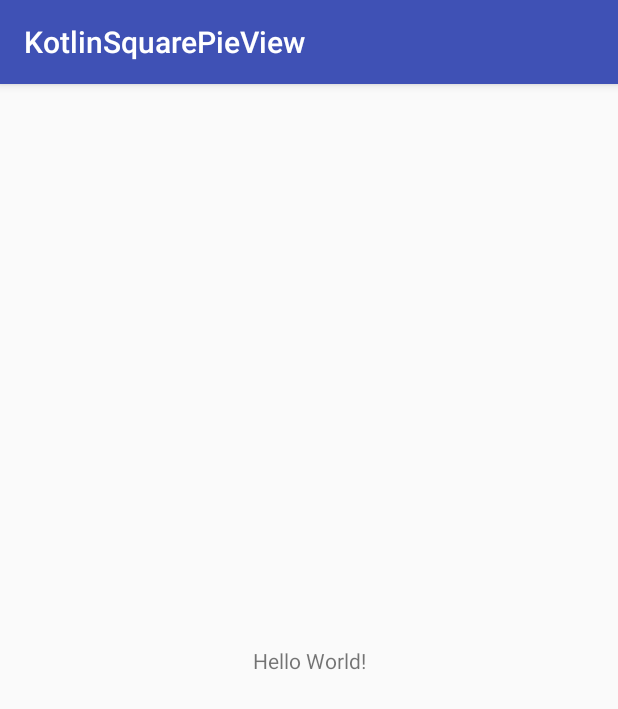
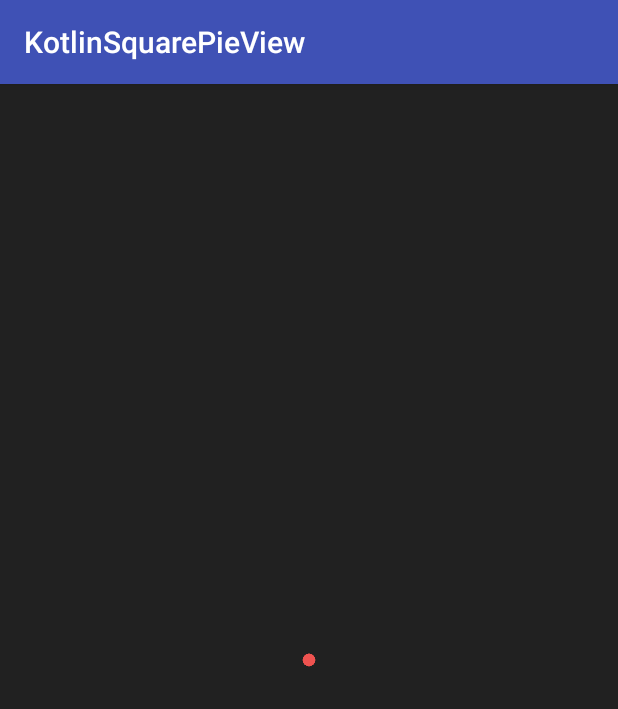
Before and after one commit to Anwesh43/KotlinSquarePieView, an Android app: the screen it shows after launch (MainActivity), on a phone screen of 412 x 824 dp. Shown: the top 709 px of the screen. Run offline under Robolectric (Android 15) with nearby library versions, the phone set to English and light mode, and no system bars.

```diff
--- a/app/build.gradle
+++ b/app/build.gradle
@@ -29,6 +29,7 @@ dependencies {
     compile 'com.android.support.constraint:constraint-layout:1.0.2'
     testCompile 'junit:junit:4.12'
     compile "org.jetbrains.kotlin:kotlin-stdlib-jre7:$kotlin_version"
+    compile project(":squarepieview")
 }
 repositories {
     mavenCentral()
--- a/app/src/main/java/ui/anwesome/com/kotlinsquarepieview/MainActivity.kt
+++ b/app/src/main/java/ui/anwesome/com/kotlinsquarepieview/MainActivity.kt
@@ -2,11 +2,12 @@ package ui.anwesome.com.kotlinsquarepieview
 
 import android.support.v7.app.AppCompatActivity
 import android.os.Bundle
+import ui.anwesome.com.squarepieview.SquarePieView
 
 class MainActivity : AppCompatActivity() {
 
     override fun onCreate(savedInstanceState: Bundle?) {
         super.onCreate(savedInstanceState)
-        setContentView(R.layout.activity_main)
+        SquarePieView.create(this)
     }
 }
```
